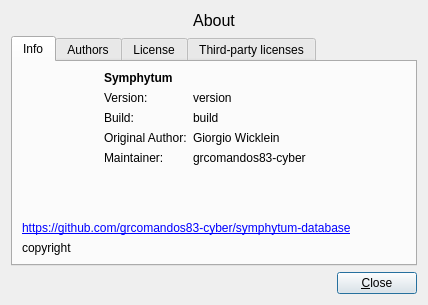
Above: ui/aboutdialog.ui from grcomandos83-cyber/symphytum before the change. Below: the same form after it.
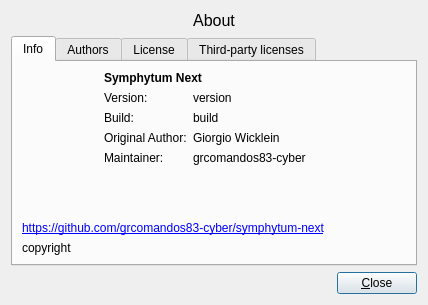
That is the form after the change. Icons and pictures are not drawn.

Commit message: docs: rebranding to Symphytum Next and update repository links to symphytum-next

The edit to the form file:
```diff
--- a/ui/aboutdialog.ui
+++ b/ui/aboutdialog.ui
@@ -84,7 +84,7 @@
            <item>
             <widget class="QLabel" name="label_4">
              <property name="text">
-              <string>&lt;b&gt;Symphytum&lt;/b&gt;</string>
+              <string>&lt;b&gt;Symphytum Next&lt;/b&gt;</string>
              </property>
             </widget>
            </item>
@@ -181,7 +181,7 @@
        <item>
         <widget class="QLabel" name="label_6">
          <property name="text">
-          <string>&lt;a href=&quot;https://github.com/grcomandos83-cyber/symphytum-database&quot;&gt;https://github.com/grcomandos83-cyber/symphytum-database&lt;/a&gt;</string>
+          <string>&lt;a href=&quot;https://github.com/grcomandos83-cyber/symphytum-next&quot;&gt;https://github.com/grcomandos83-cyber/symphytum-next&lt;/a&gt;</string>
          </property>
          <property name="openExternalLinks">
           <bool>true</bool>
```
Left out of the diff: 2 changed lines with no effect on the pictures. The commit also changes 5 other files.
